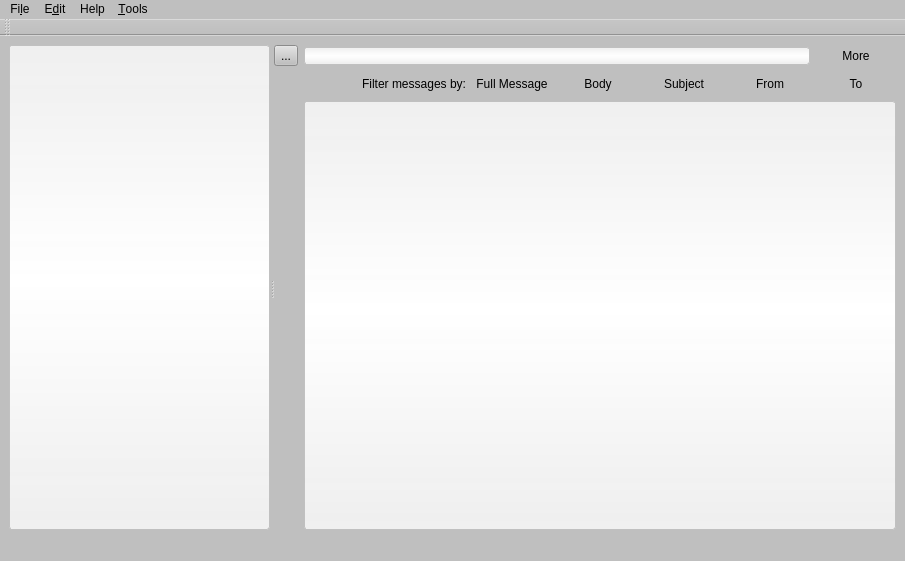
CarlosNihelton/MailArchiver, file src/MailArchiverWidget.ui: the form before one commit.
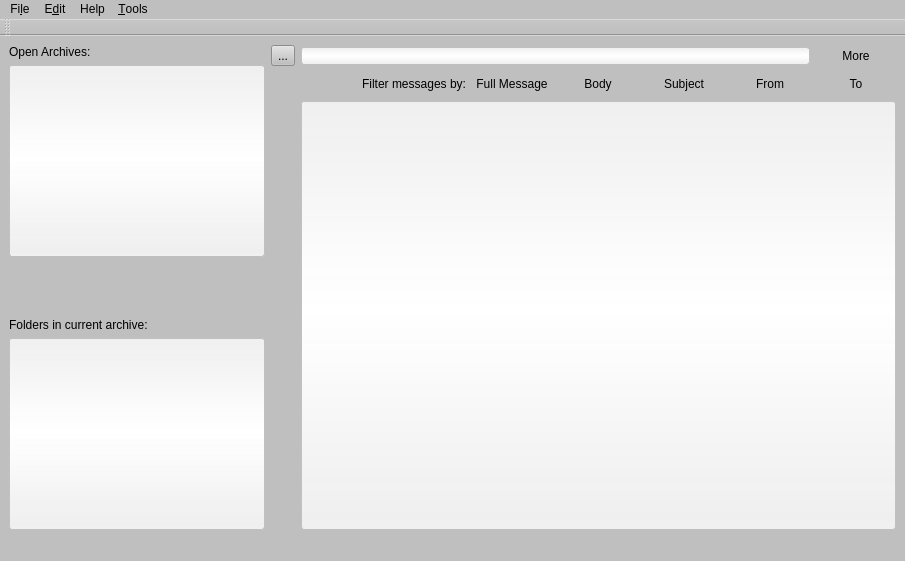
The form after the commit. Icons and pictures are not drawn.

Commit message: TODO: *** Program received signal SIGSEGV (Segmentation fault) *** Always when closing the application. ArchiveManager working very well with pointers.

Diff of the .ui file:
```diff
--- a/src/MailArchiverWidget.ui
+++ b/src/MailArchiverWidget.ui
@@ -44,19 +44,11 @@
     <string notr="true"/>
    </property>
    <layout class="QGridLayout" name="gridLayout_3">
-    <item row="0" column="0">
+    <item row="0" column="1">
      <widget class="QSplitter" name="splitter">
       <property name="orientation">
        <enum>Qt::Horizontal</enum>
       </property>
-      <widget class="QTreeView" name="foldertreeView">
-       <property name="maximumSize">
-        <size>
-         <width>300</width>
-         <height>16777215</height>
-        </size>
-       </property>
-      </widget>
       <widget class="QWidget" name="gridLayoutWidget">
        <layout class="QGridLayout" name="gridLayout">
         <item row="1" column="4">
@@ -216,6 +208,60 @@
       </widget>
      </widget>
     </item>
+    <item row="0" column="0">
+     <layout class="QVBoxLayout" name="verticalLayout_2">
+      <item>
+       <widget class="QLabel" name="label_2">
+        <property name="text">
+         <string>Open Archives:</string>
+        </property>
+       </widget>
+      </item>
+      <item>
+       <widget class="QListView" name="archivesListView">
+        <property name="sizePolicy">
+         <sizepolicy hsizetype="Preferred" vsizetype="Expanding">
+          <horstretch>0</horstretch>
+          <verstretch>0</verstretch>
+         </sizepolicy>
+        </property>
+        <property name="editTriggers">
+         <set>QAbstractItemView::NoEditTriggers</set>
+        </property>
+       </widget>
+      </item>
+      <item>
+       <spacer name="verticalSpacer">
+        <property name="orientation">
+         <enum>Qt::Vertical</enum>
+        </property>
+        <property name="sizeHint" stdset="0">
+         <size>
+          <width>20</width>
+          <height>40</height>
+         </size>
+        </property>
+       </spacer>
+      </item>
+      <item>
+       <widget class="QLabel" name="label_3">
+        <property name="text">
+         <string>Folders in current archive:</string>
+        </property>
+       </widget>
+      </item>
+      <item>
+       <widget class="QTreeView" name="foldersTreeView">
+        <property name="sizePolicy">
+         <sizepolicy hsizetype="Preferred" vsizetype="Expanding">
+          <horstretch>0</horstretch>
+          <verstretch>0</verstretch>
+         </sizepolicy>
+        </property>
+       </widget>
+      </item>
+     </layout>
+    </item>
    </layout>
   </widget>
   <widget class="QMenuBar" name="menubar">
```
Left out of the diff: 2 changed lines with no effect on the pictures. The commit also changes 8 other files.
